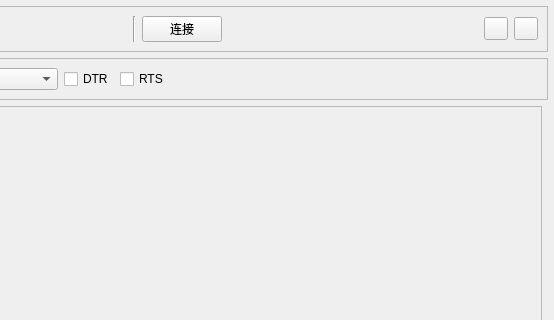
Above: mainwindow.ui from zfz-sq/Xterm before the change; both pictures show x 486 to 1040 and y 0 to 320 of the 1040 by 680 pixel window. Below: the same form after it.
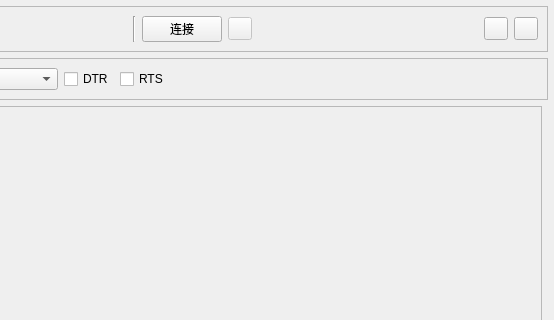
That is the form after the change.

What changed in the file:
```diff
--- a/mainwindow.ui
+++ b/mainwindow.ui
@@ -373,6 +373,19 @@
          </property>
         </widget>
        </item>
+       <item>
+        <widget class="QToolButton" name="filesBtn">
+         <property name="enabled">
+          <bool>false</bool>
+         </property>
+         <property name="toolTip">
+          <string>SFTP 文件管理（需 SSH 连接）</string>
+         </property>
+         <property name="toolButtonStyle">
+          <enum>Qt::ToolButtonIconOnly</enum>
+         </property>
+        </widget>
+       </item>
        <item>
         <spacer name="connSpacer">
          <property name="orientation">
```
